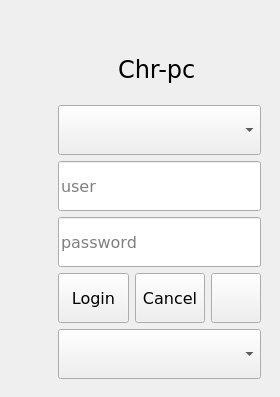
First picture: the form in loginform.ui, repository surlykke/qt-lightdm-greeter, before the edit.
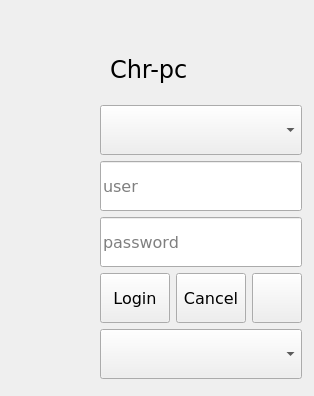
Second picture: the form after the edit. Icons and pictures are not drawn.

Commit message: razor-lightdm-greeter: configurable background and loginform positioning

The edit to the form file:
```diff
--- a/loginform.ui
+++ b/loginform.ui
@@ -6,8 +6,8 @@
    <rect>
     <x>0</x>
     <y>0</y>
-    <width>280</width>
-    <height>397</height>
+    <width>314</width>
+    <height>396</height>
    </rect>
   </property>
   <property name="font">
@@ -24,7 +24,7 @@
     <rect>
      <x>40</x>
      <y>30</y>
-     <width>230</width>
+     <width>271</width>
      <height>361</height>
     </rect>
    </property>
@@ -36,7 +36,7 @@
    </property>
    <layout class="QGridLayout" name="gridLayout">
     <property name="leftMargin">
-     <number>18</number>
+     <number>60</number>
     </property>
     <item row="0" column="1">
      <widget class="QLabel" name="hostnameLabel">
@@ -71,7 +71,7 @@
        <number>0</number>
       </property>
       <property name="indent">
-       <number>60</number>
+       <number>10</number>
       </property>
      </widget>
     </item>
@@ -247,8 +247,8 @@
   <widget class="QLabel" name="iconLabel">
    <property name="geometry">
     <rect>
-     <x>20</x>
-     <y>3</y>
+     <x>14</x>
+     <y>6</y>
      <width>80</width>
      <height>80</height>
     </rect>
```
Left out of the diff: 2 changed lines with no effect on the pictures. The commit also changes 6 other files.
